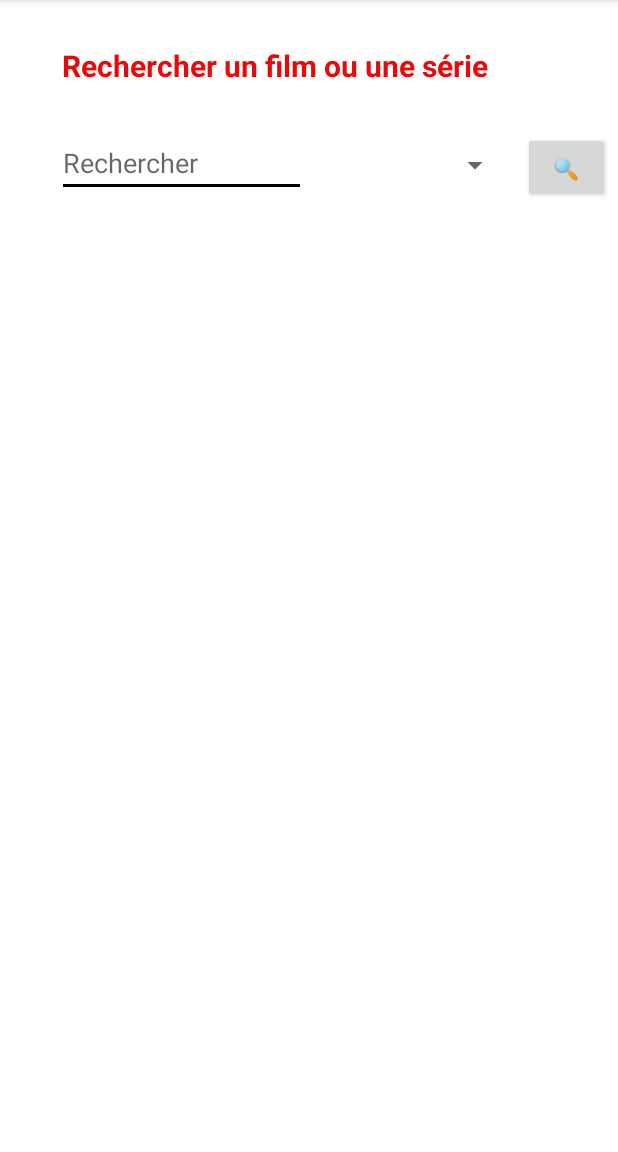
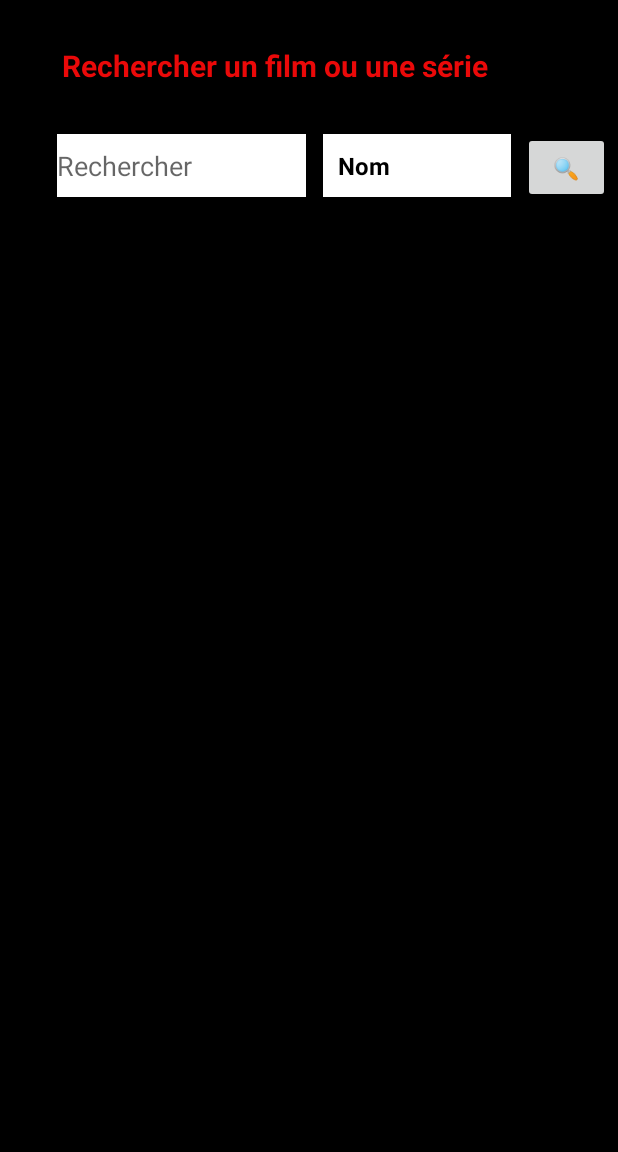
Before and after one commit to greggameplayer/netflixWanted, an Android app: the screen it shows after launch (SearchActivity), on a phone screen of 412 x 824 dp, the part 84-1236 px from its top. Run offline under Robolectric (Android 15) with nearby library versions, the phone set to English and light mode, and no system bars; our stand-ins replace Room's generated code, RxJava; 1 statement that could not run was skipped.

Commit message:
style page de recherche

```diff
--- a/app/src/main/java/com/greg/netflixwanted/SearchActivity.kt
+++ b/app/src/main/java/com/greg/netflixwanted/SearchActivity.kt
@@ -2,8 +2,11 @@ package com.greg.netflixwanted
 
 import android.content.Intent
 import android.os.Bundle
+import android.widget.ArrayAdapter
+import android.widget.Spinner
 import android.widget.Toast
 import androidx.appcompat.app.AppCompatActivity
+import androidx.core.content.ContentProviderCompat.requireContext
 import androidx.recyclerview.widget.GridLayoutManager
 import com.greg.netflixwanted.beans.ApiCallsResponse
 import com.greg.netflixwanted.beans.SearchResponse
@@ -36,6 +39,7 @@ class SearchActivity  : AppCompatActivity(), CoroutineScope, OnSearchClickListen
         super.onCreate(savedInstanceState)
         job = Job()
         createSearchList()
+        fillSpinner()
         setContentView(binding.root)
     }
 
@@ -110,4 +114,12 @@ class SearchActivity  : AppCompatActivity(), CoroutineScope, OnSearchClickListen
         //        ?.let { response.body()?.results?.get(0)?.clist?.substring(0, it) })
         //startActivity(intent)
     }
+
+    private fun fillSpinner() {
+        val arraySearchType = arrayListOf("Nom", "Pays")
+        val spinner: Spinner = binding.spinner
+        val adapterSearchType: ArrayAdapter<String> =
+            ArrayAdapter<String>(this, R.layout.spinner_list, arraySearchType)
+        spinner.adapter = adapterSearchType
+    }
 }
--- /dev/null
+++ b/app/src/main/res/drawable/cursor_color.xml
@@ -0,0 +1,5 @@
+<?xml version="1.0" encoding="utf-8"?>
+<shape xmlns:android="http://schemas.android.com/apk/res/android" >
+    <size android:width="2dp" />
+    <solid android:color="@color/black"  />
+</shape>
--- a/app/src/main/res/layout/activity_search.xml
+++ b/app/src/main/res/layout/activity_search.xml
@@ -1,7 +1,10 @@
 <?xml version="1.0" encoding="utf-8"?>
 <androidx.constraintlayout.widget.ConstraintLayout xmlns:android="http://schemas.android.com/apk/res/android"
-                                                   xmlns:app="http://schemas.android.com/apk/res-auto" xmlns:tools="http://schemas.android.com/tools" android:layout_width="match_parent"
-                                                   android:layout_height="match_parent">
+                                                   xmlns:app="http://schemas.android.com/apk/res-auto"
+                                                   xmlns:tools="http://schemas.android.com/tools"
+                                                   android:layout_width="match_parent"
+                                                   android:layout_height="match_parent" android:background="#000000"
+                                                   android:backgroundTint="#000000">
     <TextView
             android:text="Rechercher un film ou une série"
             android:layout_width="wrap_content"
@@ -20,14 +23,17 @@
             android:id="@+id/editTextSearch"
             android:hint="Rechercher" android:layout_marginTop="32dp"
             app:layout_constraintTop_toBottomOf="@+id/TextViewTitlePageSearch"
-            app:layout_constraintStart_toStartOf="parent" android:layout_marginStart="38dp"/>
+            app:layout_constraintStart_toStartOf="parent" android:layout_marginStart="38dp"
+            android:background="#FFFFFF" android:textCursorDrawable="@drawable/cursor_color"/>
     <Spinner
             android:layout_width="125dp"
             android:layout_height="42dp" android:id="@+id/spinner"
             android:layout_marginStart="5dp" app:layout_constraintStart_toEndOf="@+id/editTextSearch"
             android:layout_marginEnd="24dp" app:layout_constraintEnd_toEndOf="parent" android:layout_marginTop="32dp"
             app:layout_constraintTop_toBottomOf="@+id/TextViewTitlePageSearch"
-            app:layout_constraintHorizontal_bias="0.113"/>
+            app:layout_constraintHorizontal_bias="0.113"
+            android:background="@color/white"
+    />
     <Button
             android:layout_width="58dp"
             android:layout_height="47dp" android:id="@+id/btSearch"
--- /dev/null
+++ b/app/src/main/res/layout/spinner_list.xml
@@ -0,0 +1,8 @@
+<?xml version="1.0" encoding="utf-8"?>
+<TextView xmlns:android="http://schemas.android.com/apk/res/android"
+          android:layout_width="match_parent"
+          android:layout_height="wrap_content"
+          android:padding="10dp"
+          android:textColor="@android:color/black"
+          android:textSize="16sp"
+          android:textStyle="bold" />
```
Also changed, not shown: app/src/main/res/drawable/list_shape.xml (added, +7 -0 lines), app/src/main/res/layout/list_item_search.xml (+22 -10 lines).
